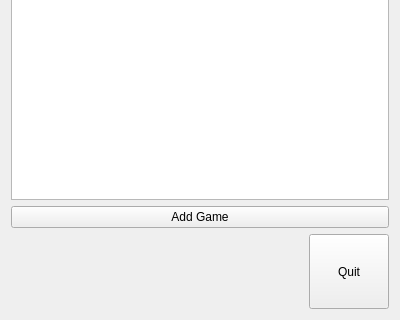
Above: cfg-switcher/cfgswitcher.ui from cspang1/cfg-switcher before the change; both pictures show x 0 to 400 and y 256 to 576 of the 400 by 576 pixel window. Below: the same form after it.
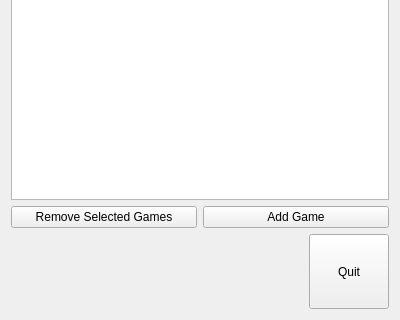
That is the form after the change.

Commit message: Began solving remove multi-game bug

```diff
--- a/cfg-switcher/cfgswitcher.ui
+++ b/cfg-switcher/cfgswitcher.ui
@@ -99,11 +99,22 @@
         <widget class="QTableView" name="gamesTableView"/>
        </item>
        <item>
+        <layout class="QHBoxLayout" name="horizontalLayout_5">
+         <item>
+          <widget class="QPushButton" name="remGames">
+           <property name="text">
+            <string>Remove Selected Games</string>
+           </property>
+          </widget>
+         </item>
+         <item>
         <widget class="QPushButton" name="addGameBtn">
          <property name="text">
           <string>Add Game</string>
          </property>
         </widget>
+         </item>
+        </layout>
        </item>
       </layout>
      </item>
```
Lines whose indentation alone changed are shown as unchanged. The commit also changes 7 other files.
